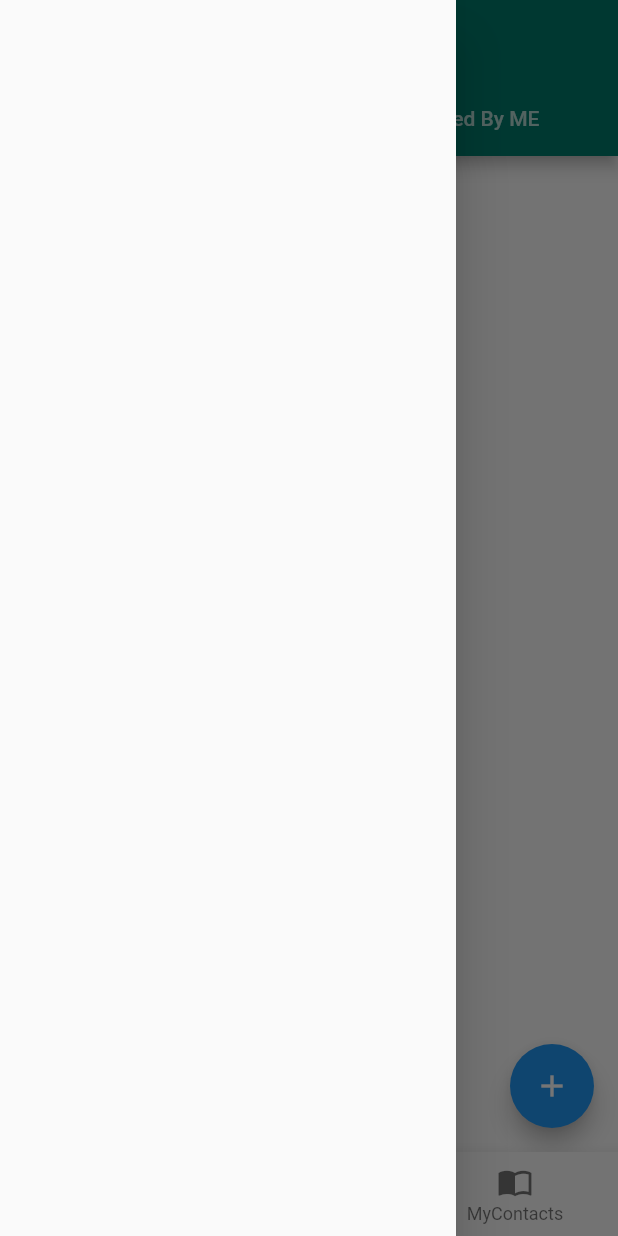
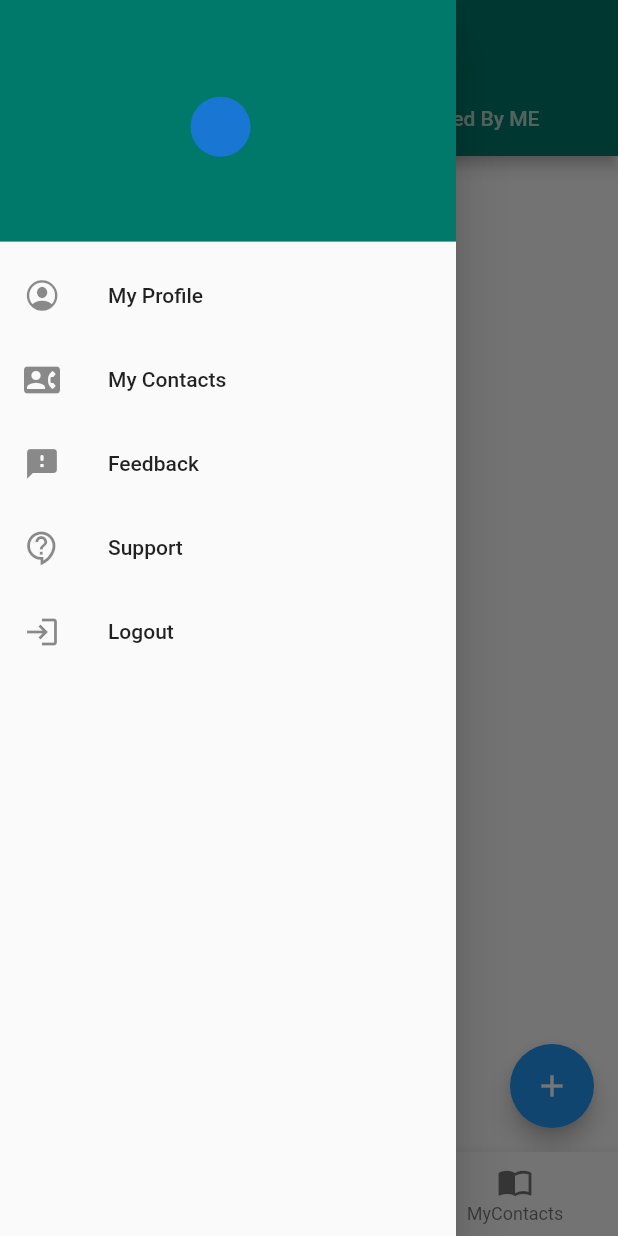
Before and after one commit to anilChouhan-sh/project3, a Flutter app: the Bottom_nav screen opened directly with empty values, with the side drawer open, on a phone screen of 412 x 824 dp. Run offline on Flutter 3.47's test engine with Material 2 defaults, Android fonts, the phone set to English and light mode, and no system bars; our stand-ins replace cloud_firestore, firebase_auth, firebase_core, flutter_tags, fluttertoast, image_picker and 3 more; missing offline and left inert: dart:ffi, loading_animations; accounts and stored records are empty.

Commit message:
Drawer changes

```diff
--- /dev/null
+++ b/lib/Drawer/drawerscreen.dart
@@ -0,0 +1,128 @@
+import 'package:flutter/cupertino.dart';
+import 'package:flutter/material.dart';
+import 'package:provider/provider.dart';
+import 'package:taskarta/Drawer/support.dart';
+import 'package:taskarta/Drawer/Rep.dart';
+import 'package:taskarta/Firebase/Providers/userProviders.dart';
+import 'package:taskarta/Firebase/auth.dart';
+
+import 'myprofile.dart';
+import 'Rep.dart';
+
+class DrawerScreen extends StatelessWidget {
+  Auth auth = new Auth();
+  @override
+  Widget build(BuildContext context) {
+    return Container(
+      child: ListView(
+        padding: EdgeInsets.zero,
+        children: <Widget>[
+          DrawerHeader(
+            child: Consumer<UserProvider>(builder: (context, userProvider, _) {
+              return GestureDetector(
+                child: Row(
+                  mainAxisAlignment: MainAxisAlignment.center,
+                  children: [
+                    CircleAvatar(),
+                    SizedBox(width: 10),
+                    Column(
+                      mainAxisAlignment: MainAxisAlignment.center,
+                      crossAxisAlignment: CrossAxisAlignment.start,
+                      children: [
+                        Text(
+                          '${userProvider.currentUser.name}',
+                          style: TextStyle(
+                            fontSize: 30,
+                            color: Colors.white,
+                            fontStyle: FontStyle.italic,
+                          ),
+                        ),
+                        Text(
+                          '${userProvider.currentUser.email}',
+                          style: TextStyle(
+                            color: Colors.white,
+                          ),
+                        ),
+                      ],
+                    ),
+                  ],
+                ),
+              );
+            }),
+            decoration: BoxDecoration(
+              color: Colors.teal[700],
+            ),
+          ),
+          ListTile(
+            leading: Icon(CupertinoIcons.profile_circled),
+            title: Text('My Profile'),
+            onTap: () {
+              Navigator.push(context,
+                  MaterialPageRoute(builder: (context) => MyProfile()));
+            },
+          ),
+          ListTile(
+            leading: Icon(Icons.contact_phone),
+            title: Text('My Contacts'),
+            onTap: () {
+              Navigator.pop(context);
+            },
+          ),
+          ListTile(
+            leading: Icon(Icons.feedback_rounded),
+            title: Text('Feedback'),
+            onTap: () {
+              Navigator.push(
+                  context, MaterialPageRoute(builder: (context) => Report()));
+            },
+          ),
+          ListTile(
+            leading: Icon(Icons.contact_support_outlined),
+            title: Text('Support'),
+            onTap: () {
+              Navigator.push(
+                  context, MaterialPageRoute(builder: (context) => Support()));
+            },
+          ),
+          Align(
+            alignment: FractionalOffset.bottomCenter,
+            child: ListTile(
+              leading: Icon(Icons.login_outlined),
+              title: Text('Logout'),
+              onTap: () async {
+                showDialog(
+                    context: context,
+                    builder: (BuildContext context) {
+                      return AlertDialog(
+                        content: Text("Are you sure you want to Logout"),
+                        actions: <Widget>[
+                          FlatButton(
+                            child: Text(
+                              "Cancel",
+                              style: TextStyle(color: Colors.black),
+                            ),
+                            onPressed: () {
+                              Navigator.of(context).pop();
+                            },
+                          ),
+                          FlatButton(
+                            child: Text(
+                              "Logout",
+                              style: TextStyle(color: Colors.red),
+                            ),
+                            onPressed: () async {
+                              await auth.signOut();
+                              Navigator.pushNamed(context, '/');
+                            },
+                          ),
+                        ],
+                      );
+                    });
+              },
+            ),
+          ),
+        ],
+      ),
+    );
+  }
+}
--- /dev/null
+++ b/lib/Drawer/support.dart
@@ -0,0 +1,12 @@
+import 'package:flutter/material.dart';
+
+class Support extends StatelessWidget {
+  @override
+  Widget build(BuildContext context) {
+    return Container(
+      child: Center(
+        child: Text('support'),
+      ),
+    );
+  }
+}
--- a/lib/bottomnav.dart
+++ b/lib/bottomnav.dart
@@ -4,7 +4,10 @@ import 'package:flutter/material.dart';
 import 'package:flutter/services.dart';
 import 'package:persistent_bottom_nav_bar/persistent-tab-view.dart';
 import 'package:provider/provider.dart';
+import 'package:taskarta/Drawer/drawerscreen.dart';
+import 'package:taskarta/Drawer/myprofile.dart';
 import 'package:taskarta/Firebase/Providers/userProviders.dart';
+import 'package:taskarta/Firebase/auth.dart';
 
 import 'package:taskarta/contacts/button.dart';
 import 'package:taskarta/contacts/contacts.dart';
@@ -54,6 +57,7 @@ class _Bottom_navState extends State<Bottom_nav> {
   }
 
   int _currentIndex = 1;
+
   @override
   Widget build(BuildContext context) {
     final userProvider = Provider.of<UserProvider>(context);
@@ -64,45 +68,7 @@ class _Bottom_navState extends State<Bottom_nav> {
       },
       child: Scaffold(
         drawer: Drawer(
-          child: Consumer<UserProvider>(
-            builder: (context,userProvider,_){
-            child: ListView(
-              padding: EdgeInsets.zero,
-              children: <Widget>[
-                DrawerHeader(
-                  child: Text('${userProvider.currentuser[0].name}'),
-                  decoration: BoxDecoration(
-                    color: Colors.teal[700],
-                  ),
-                ),
-                ListTile(
-                  leading: Icon(CupertinoIcons.profile_circled),
-                  title: Text('My Profile'),
-                  onTap: () {
-                    Navigator.pop(context);
-                  },
-                ),
-                ListTile(
-                  title: Text('Feedback'),
-                  onTap: () {
-                    Navigator.pop(context);
-                  },
-                ),
-                ListTile(
-                  title: Text('Feedback'),
-                  onTap: () {
-                    Navigator.pop(context);
-                  },
-                ),
-                ListTile(
-                  title: Text('Feedback'),
-                  onTap: () {
-                    Navigator.pop(context);
-                  },
-                ),
-              ],
-            ),
-          ),
+          child: DrawerScreen(),
         ),
         body: _buildScreens()[_currentIndex],
         bottomNavigationBar: BottomNavigationBar(
--- a/lib/mytask/home.dart
+++ b/lib/mytask/home.dart
@@ -2,11 +2,13 @@ import 'package:flutter/cupertino.dart';
 import 'package:flutter/material.dart';
 import 'package:flutter/services.dart';
 import 'package:provider/provider.dart';
-
+import 'package:taskarta/Firebase/Providers/entryprovider.dart';
 import 'package:taskarta/Firebase/Providers/userProviders.dart';
 
 import 'package:taskarta/Firebase/auth.dart';
 
+import 'package:taskarta/mytask/task.dart';
+import 'By_me.dart';
 import 'To_me.dart';
 
 class Mytask extends StatefulWidget {
@@ -27,24 +29,16 @@ class _State extends State<Mytask> {
 
   @override
   Widget build(BuildContext context) {
-    final entryProvider = Provider.of<UserProvider>(context);
+    final entryProvider = Provider.of<Entryprovider>(context);
     return WillPopScope(
       onWillPop: () {
         SystemNavigator.pop();
-        return;
       },
       child: DefaultTabController(
         length: 2,
         child: Scaffold(
           appBar: AppBar(
             automaticallyImplyLeading: false,
-            leading: IconButton(
-              icon: Icon(Icons.logout),
-              onPressed: () async {
-                await auth.signOut();
-                Navigator.pushNamed(context, '/');
-              },
-            ),
             title: Consumer<UserProvider>(builder: (context, entryProvider, _) {
               return Text('${entryProvider.currentUser.name} \' s Tasks');
             }),
```
Also changed, not shown: lib/Drawer/Rep.dart (added, +8 -0 lines), lib/Drawer/myprofile.dart (added, +12 -0 lines).
